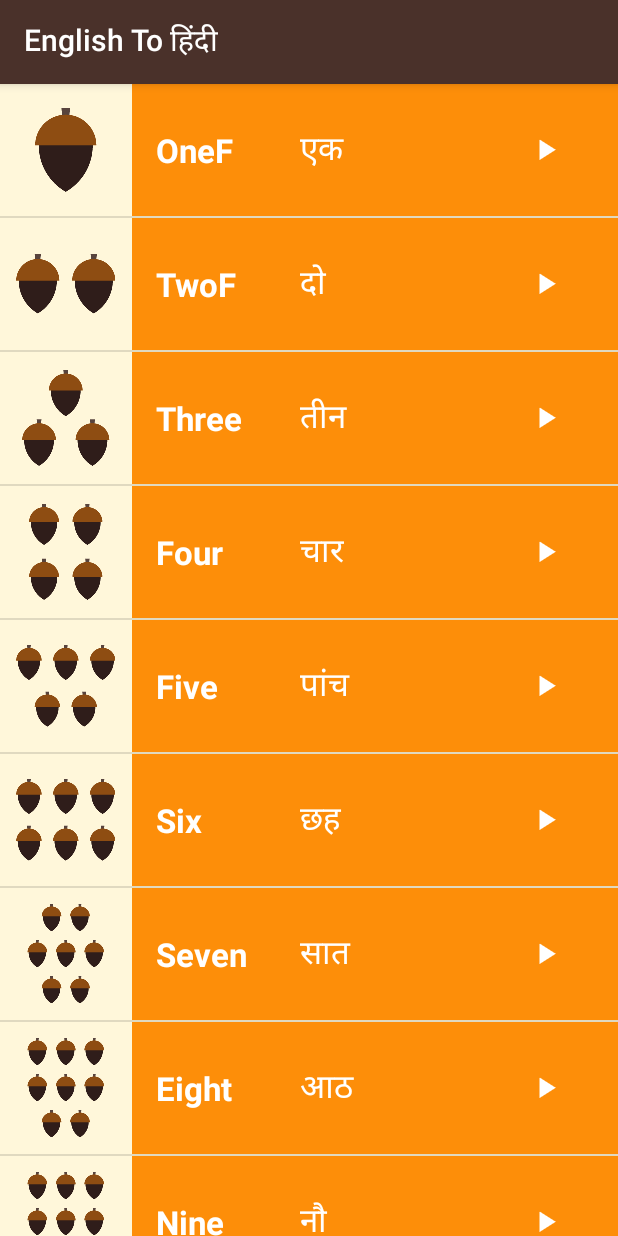
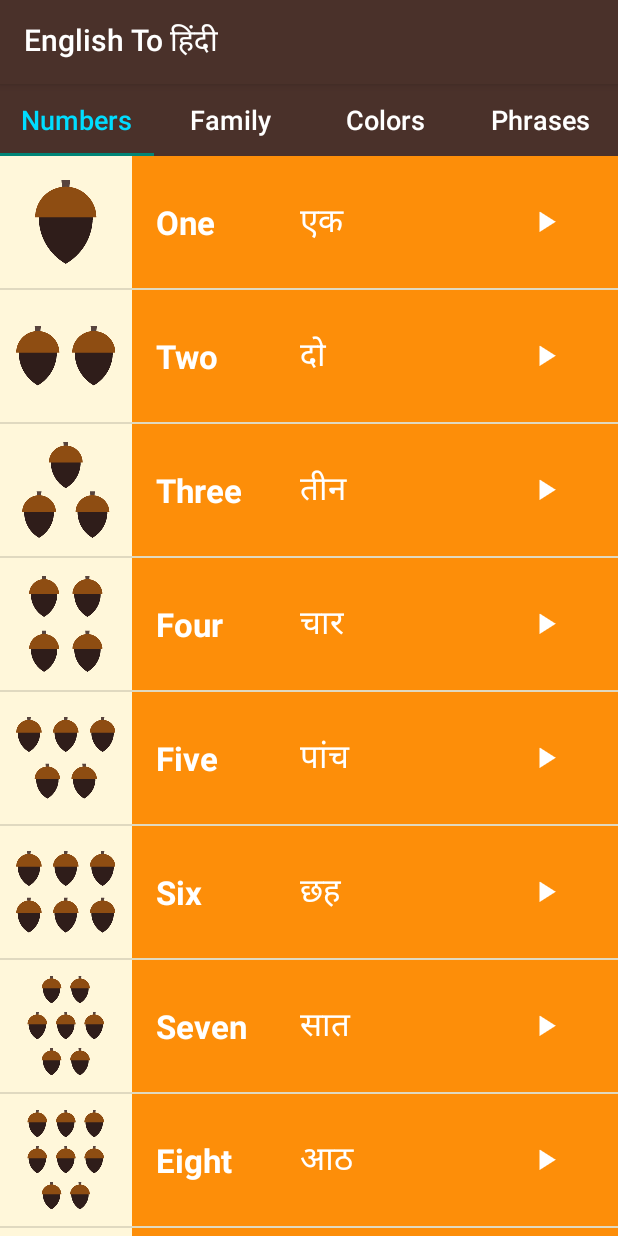
Before and after one commit to pankaj0608/Miwok, an Android app: the screen it shows after launch (MainActivity), on a phone screen of 412 x 824 dp. Run offline under Robolectric (Android 15) with nearby library versions, the phone set to English and light mode, and no system bars.

Commit message:
Miwok Finished

```diff
--- a/app/src/main/java/com/example/android/miwok/MainActivity.java
+++ b/app/src/main/java/com/example/android/miwok/MainActivity.java
@@ -17,6 +17,7 @@ package com.example.android.miwok;
 
 import android.content.Intent;
 import android.os.Bundle;
+import android.support.design.widget.TabLayout;
 import android.support.v4.view.ViewPager;
 import android.support.v7.app.AppCompatActivity;
 import android.view.View;
@@ -36,10 +37,15 @@ public class MainActivity extends AppCompatActivity {
         ViewPager viewPager = (ViewPager) findViewById(R.id.viewpager);
 
         // Create an adapter that knows which fragment should be shown on each page
-        SimpleFragmentPagerAdapter adapter = new SimpleFragmentPagerAdapter(getSupportFragmentManager());
+        SimpleFragmentPagerAdapter adapter =
+                new SimpleFragmentPagerAdapter(getSupportFragmentManager());
 
         // Set the adapter onto the view pager
         viewPager.setAdapter(adapter);
+
+        // Give the TabLayout the ViewPager
+        TabLayout tabLayout = (TabLayout) findViewById(R.id.sliding_tabs);
+        tabLayout.setupWithViewPager(viewPager);
 
         //For Paging ends
 
--- a/app/src/main/java/com/example/android/miwok/NumbersFragment.java
+++ b/app/src/main/java/com/example/android/miwok/NumbersFragment.java
@@ -54,8 +54,8 @@ public class NumbersFragment extends Fragment {
 
         final ArrayList<Word> words = new ArrayList<Word>();
 
-        words.add(new Word("OneF", "एक", R.drawable.number_one, R.raw.one));
-        words.add(new Word("TwoF", "दो", R.drawable.number_two, R.raw.two));
+        words.add(new Word("One", "एक", R.drawable.number_one, R.raw.one));
+        words.add(new Word("Two", "दो", R.drawable.number_two, R.raw.two));
         words.add(new Word("Three", "तीन", R.drawable.number_three, R.raw.three));
         words.add(new Word("Four", "चार", R.drawable.number_four, R.raw.four));
         words.add(new Word("Five", "पांच", R.drawable.number_five, R.raw.five));
--- a/app/src/main/java/com/example/android/miwok/SimpleFragmentPagerAdapter.java
+++ b/app/src/main/java/com/example/android/miwok/SimpleFragmentPagerAdapter.java
@@ -9,6 +9,9 @@ import android.support.v4.app.FragmentPagerAdapter;
  */
 public class SimpleFragmentPagerAdapter extends FragmentPagerAdapter {
 
+    final int PAGE_COUNT = 4;
+    private String tabTitles[] = new String[] { "Numbers", "Family", "Colors", "Phrases" };
+
     public SimpleFragmentPagerAdapter(FragmentManager fm) {
         super(fm);
     }
@@ -19,7 +22,7 @@ public class SimpleFragmentPagerAdapter extends FragmentPagerAdapter {
             return new NumbersFragment();
         } else if (position == 1){
             return new FamilyFragment();
-        }else if (position == 21){
+        }else if (position == 2){
             return new ColorsFragment();
         } else {
             return new PhrasesFragment();
@@ -28,6 +31,13 @@ public class SimpleFragmentPagerAdapter extends FragmentPagerAdapter {
 
     @Override
     public int getCount() {
-        return 3;
+
+        return PAGE_COUNT;
+    }
+
+    @Override
+    public CharSequence getPageTitle(int position) {
+        // Generate title based on item position
+        return tabTitles[position];
     }
 }
--- a/app/src/main/res/layout/activity_main.xml
+++ b/app/src/main/res/layout/activity_main.xml
@@ -17,16 +17,26 @@
         xmlns:android="http://schemas.android.com/apk/res/android"
         xmlns:tools="http://schemas.android.com/tools"
         android:layout_width="match_parent"
-        android:layout_height="match_parent"
+        android:layout_height="match_parent" xmlns:app="http://schemas.android.com/apk/res-auto"
         android:background="@color/tan_background"
         android:orientation="vertical"
         tools:context="com.example.android.miwok.MainActivity">
+
+    <android.support.design.widget.TabLayout
+            android:id="@+id/sliding_tabs"
+            android:layout_width="match_parent"
+            android:layout_height="wrap_content"
+            app:tabMode="fixed"
+            android:background="@color/primary_color"
+            app:tabTextColor="@android:color/white"
+            app:tabSelectedTextColor="@android:color/holo_blue_bright"
+            app:tabTextAppearance="@style/MyCustomTabTextAppearance"/>
 
 
     <android.support.v4.view.ViewPager
             android:id="@+id/viewpager"
             android:layout_width="match_parent"
-            android:layout_height="match_parent" />
+            android:layout_height="match_parent"/>
 
     <TextView
             android:id="@+id/numbers"
--- a/app/src/main/res/values/styles.xml
+++ b/app/src/main/res/values/styles.xml
@@ -30,4 +30,10 @@
         <item name="android:textStyle">bold</item>
         <item name="android:textAppearance">?android:textAppearanceMedium</item>
     </style>
+
+    <style name="MyCustomTabTextAppearance" parent="TextAppearance.Design.Tab">
+        <item name="textAllCaps">false</item>
+        <item name="android:textSize">18dp</item>
+    </style>
+
 </resources>
```
